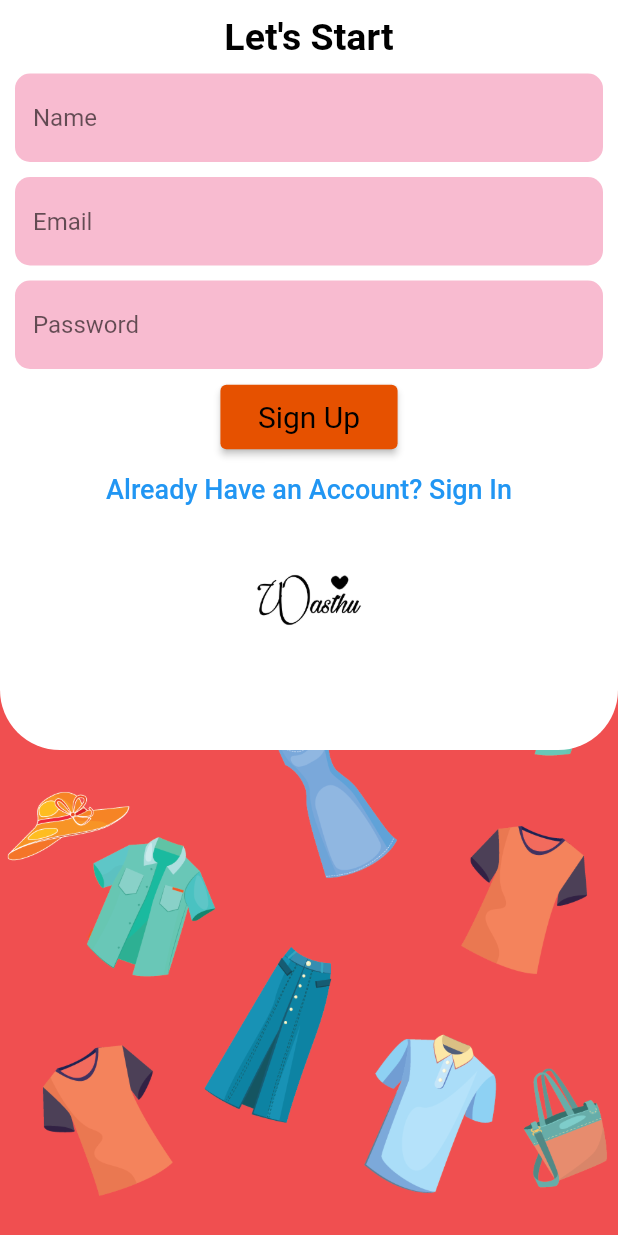
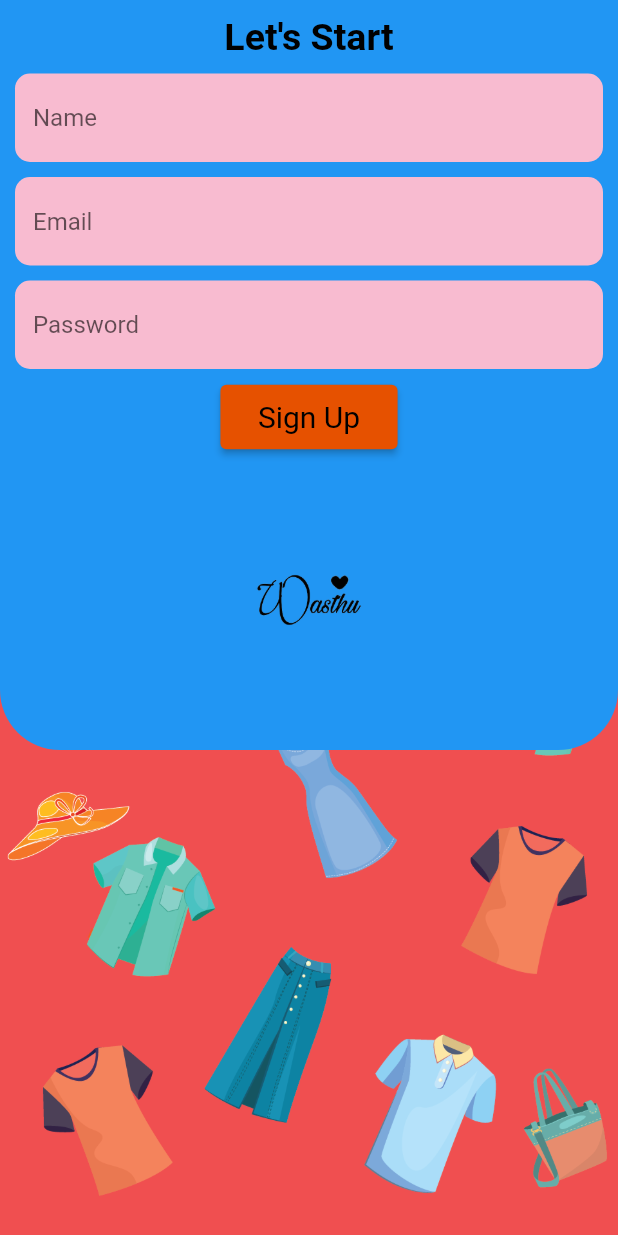
Before and after one commit to Afrij15/Agni, a Flutter app: the screen it shows after launch, after a tap on "Sign In", after a tap on "Don't Have an Account? Sign Up", on a phone screen of 412 x 824 dp. Run offline on Flutter 3.47's test engine with Material 2 defaults, Android fonts, the phone set to English and light mode, and no system bars; our stand-ins replace carousel_slider, cloud_firestore, curved_navigation_bar, firebase_auth, firebase_core, flutter_spinkit and 2 more; accounts and stored records are empty; Roboto replaces fonts that are missing (Poppins).

Commit message:
Changed color.

```diff
--- a/lib/Screens/Authenticate/signin.dart
+++ b/lib/Screens/Authenticate/signin.dart
@@ -45,7 +45,7 @@ class _SigninState extends State<Signin> {
                             bottomLeft: Radius.circular(20),
                             bottomRight: Radius.circular(20),
                           ),
-                          color: Colors.white),
+                          color: Colors.blue),
                       child: SingleChildScrollView(
                         child: Padding(
                           padding: const EdgeInsets.fromLTRB(10.0, 0, 10.0, 0),
--- a/lib/Screens/Authenticate/signup.dart
+++ b/lib/Screens/Authenticate/signup.dart
@@ -59,7 +59,7 @@ class _SignUpState extends State<SignUp> {
                             bottomLeft: Radius.circular(40),
                             bottomRight: Radius.circular(40),
                           ),
-                          color: Colors.white),
+                          color: Colors.blue),
                       child: SingleChildScrollView(
                         child: Padding(
                           padding: const EdgeInsets.fromLTRB(10.0, 0, 10.0, 0),
```
